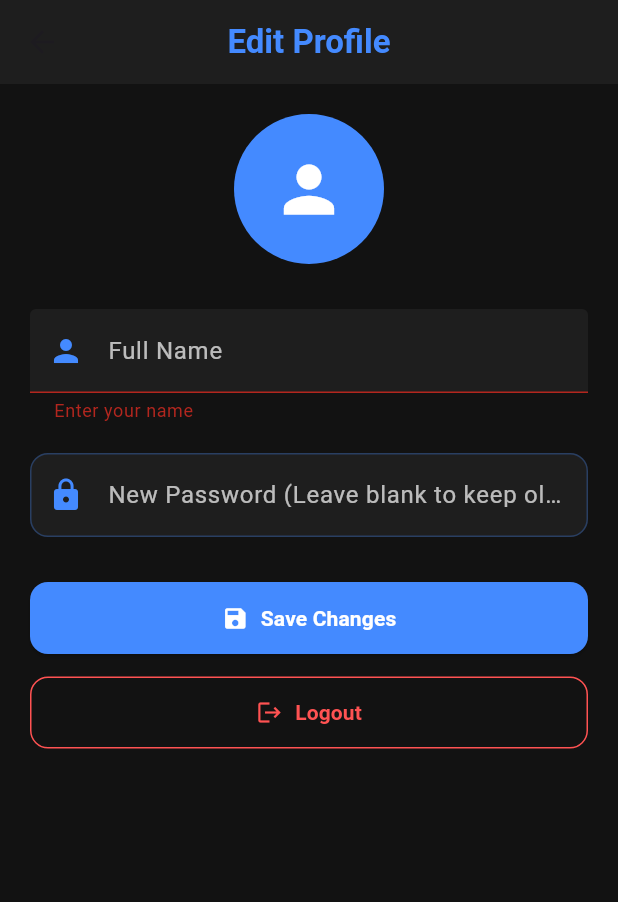
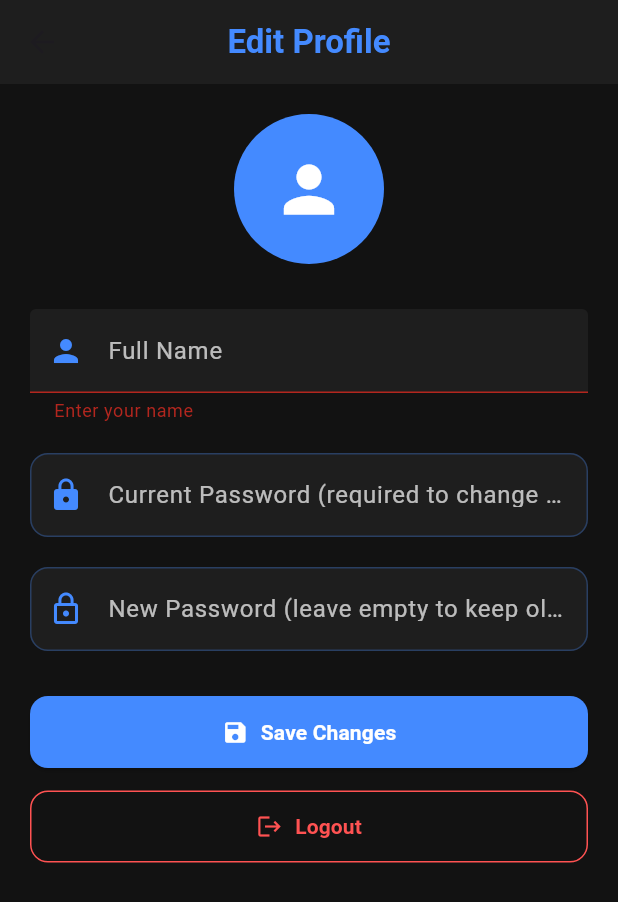
Before and after one commit to yaskho/sports_event_app, a Flutter app: the EditProfileScreen screen opened directly with empty values, after a tap on "Save Changes", on a phone screen of 412 x 824 dp. Shown: the top 902 px of the screen. Run offline on Flutter 3.47's test engine with Material 3 defaults, Android fonts, the phone set to English and light mode, and no system bars; our stand-ins replace cloud_firestore, firebase_auth, firebase_core, firebase_messaging, flutter_local_notifications, geocoding and 2 more; accounts and stored records are empty.

Commit message:
design changes

```diff
--- a/yassine/lib/screens/edit_profile_screen.dart
+++ b/yassine/lib/screens/edit_profile_screen.dart
@@ -15,7 +15,8 @@ class EditProfileScreen extends StatefulWidget {
 class _EditProfileScreenState extends State<EditProfileScreen> {
   final _formKey = GlobalKey<FormState>();
   final _nameController = TextEditingController();
-  final _passwordController = TextEditingController();
+  final _currentPasswordController = TextEditingController();
+  final _newPasswordController = TextEditingController();
 
   @override
   void initState() {
@@ -26,33 +27,24 @@ class _EditProfileScreenState extends State<EditProfileScreen> {
   @override
   void dispose() {
     _nameController.dispose();
-    _passwordController.dispose();
+    _currentPasswordController.dispose();
+    _newPasswordController.dispose();
     super.dispose();
   }
 
-  void _showReauthRequiredDialog() {
-    showDialog(
-      context: context,
-      builder: (context) => AlertDialog(
-        title: const Text("Security Check Required"),
-        content: const Text(
-          "To update your password, you must log out and then log back in using your current credentials. This ensures your account security.",
-        ),
-        actions: [
-          TextButton(
-            onPressed: () {
-              Navigator.pop(context);
-              _logout(context);
-            },
-            child: const Text("Log Out Now"),
-          ),
-          TextButton(
-            onPressed: () => Navigator.pop(context),
-            child: const Text("Cancel"),
-          ),
-        ],
-      ),
-    );
+  Future<bool> _reauthenticateUser(String currentPassword) async {
+    try {
+      final user = FirebaseAuth.instance.currentUser!;
+      final credential = EmailAuthProvider.credential(
+        email: user.email!,
+        password: currentPassword,
+      );
+
+      await user.reauthenticateWithCredential(credential);
+      return true;
+    } catch (e) {
+      return false;
+    }
   }
 
   Future<void> _saveChanges() async {
@@ -62,28 +54,53 @@ class _EditProfileScreenState extends State<EditProfileScreen> {
     if (user == null) return;
 
     final newName = _nameController.text.trim();
-    final newPassword = _passwordController.text.trim();
+    final currentPassword = _currentPasswordController.text.trim();
+    final newPassword = _newPasswordController.text.trim();
+
+    bool nameUpdated = false;
     bool passwordUpdated = false;
-    bool nameUpdated = false;
 
     try {
+
       if (newPassword.isNotEmpty) {
+        if (currentPassword.isEmpty) {
+          ScaffoldMessenger.of(context).showSnackBar(
+            const SnackBar(
+              content: Text("⚠️ Enter your CURRENT password to change it."),
+            ),
+          );
+          return;
+        }
+
+        final ok = await _reauthenticateUser(currentPassword);
+        if (!ok) {
+          ScaffoldMessenger.of(context).showSnackBar(
+            const SnackBar(
+              content: Text("❌ Current password is incorrect."),
+            ),
+          );
+          return;
+        }
+
         await user.updatePassword(newPassword);
         passwordUpdated = true;
-        _passwordController.clear();
+        _currentPasswordController.clear();
+        _newPasswordController.clear();
       }
+
 
       if (newName != user.displayName) {
         await user.updateDisplayName(newName);
         nameUpdated = true;
       }
 
-      if (!passwordUpdated && !nameUpdated) {
+      if (!nameUpdated && !passwordUpdated) {
         ScaffoldMessenger.of(context).showSnackBar(
-          const SnackBar(content: Text("⚠️ No changes detected to save.")),
+          const SnackBar(content: Text("⚠️ No changes detected.")),
         );
         return;
       }
+
 
       final updatedUser = UserModel(
         userId: user.uid,
@@ -93,24 +110,16 @@ class _EditProfileScreenState extends State<EditProfileScreen> {
       );
 
       await FirebaseFirestore.instance
-          .collection('users')
+          .collection("users")
           .doc(user.uid)
           .set(updatedUser.toMap(), SetOptions(merge: true));
 
       ScaffoldMessenger.of(context).showSnackBar(
         const SnackBar(content: Text("✅ Profile updated successfully")),
       );
-    } on FirebaseAuthException catch (e) {
-      if (e.code == 'requires-recent-login') {
-        _showReauthRequiredDialog();
-      } else {
-        ScaffoldMessenger.of(context).showSnackBar(
-          SnackBar(content: Text("Auth error: ${e.message}")),
-        );
-      }
     } catch (e) {
       ScaffoldMessenger.of(context).showSnackBar(
-        SnackBar(content: Text("Error saving changes: $e")),
+        SnackBar(content: Text("Error: $e")),
       );
     }
   }
@@ -167,26 +176,47 @@ class _EditProfileScreenState extends State<EditProfileScreen> {
                 child: Icon(Icons.person, color: Colors.white, size: 50),
               ),
               const SizedBox(height: 30),
+
+
               TextFormField(
                 controller: _nameController,
                 style: const TextStyle(color: Colors.white),
                 decoration: _inputDecoration("Full Name", Icons.person),
-                validator: (v) => v == null || v.trim().isEmpty ? "Enter your name" : null,
+                validator: (v) =>
+                    v == null || v.trim().isEmpty ? "Enter your name" : null,
               ),
+
               const SizedBox(height: 20),
+
+
               TextFormField(
-                controller: _passwordController,
+                controller: _currentPasswordController,
                 obscureText: true,
                 style: const TextStyle(color: Colors.white),
-                decoration: _inputDecoration("New Password (Leave blank to keep old)", Icons.lock),
+                decoration:
+                    _inputDecoration("Current Password (required to change password)", Icons.lock),
+              ),
+
+              const SizedBox(height: 20),
+
+
+              TextFormField(
+                controller: _newPasswordController,
+                obscureText: true,
+                style: const TextStyle(color: Colors.white),
+                decoration:
+                    _inputDecoration("New Password (leave empty to keep old)", Icons.lock_outline),
                 validator: (v) {
                   if (v != null && v.isNotEmpty && v.length < 6) {
-                    return "Password must be at least 6 characters long.";
+                    return "Password must be at least 6 characters.";
                   }
                   return null;
                 },
               ),
+
               const SizedBox(height: 30),
+
+
               SizedBox(
                 width: double.infinity,
                 child: ElevatedButton.icon(
@@ -205,7 +235,10 @@ class _EditProfileScreenState extends State<EditProfileScreen> {
                   ),
                 ),
               ),
+
               const SizedBox(height: 15),
+
+
               SizedBox(
                 width: double.infinity,
                 child: OutlinedButton.icon(
```
